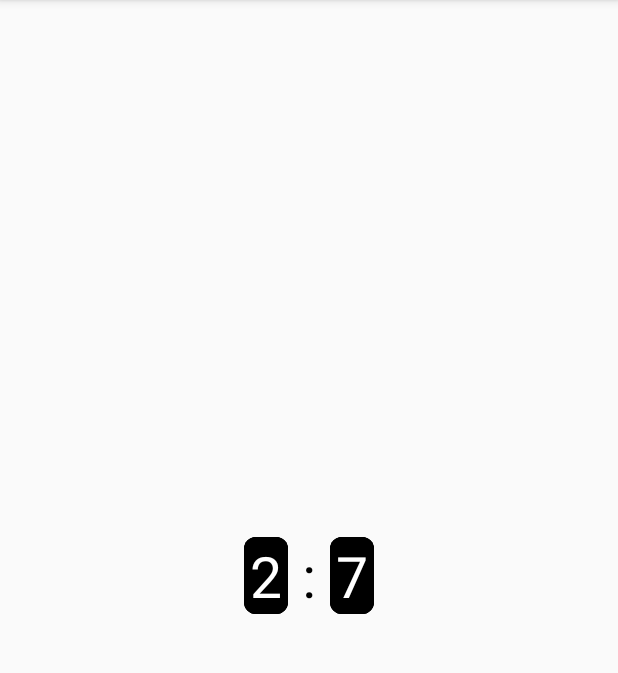
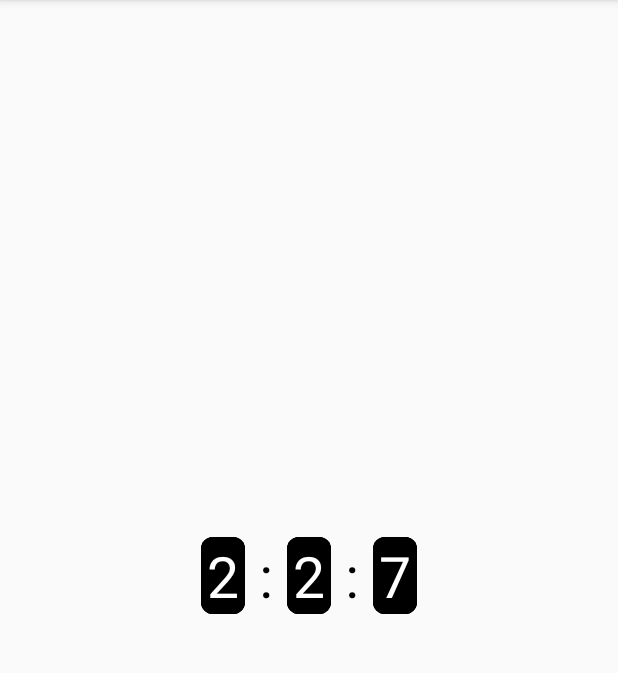
Before and after one commit to jsaman19/easyCountDownTimer, an Android app: the screen it shows after launch (MainActivity), on a phone screen of 412 x 824 dp, the part 84-757 px from its top. Run offline under Robolectric (Android 15) with nearby library versions, the phone set to English and light mode, and no system bars.

```diff
--- a/easycountdowntimer/build.gradle
+++ b/easycountdowntimer/build.gradle
@@ -7,8 +7,8 @@ android {
     defaultConfig {
         minSdkVersion 14
         targetSdkVersion 26
-        versionCode 2
-        versionName "1.1"
+        versionCode 3
+        versionName "2.0"
 
         testInstrumentationRunner "android.support.test.runner.AndroidJUnitRunner"
 
--- a/easycountdowntimer/src/main/java/ir/samanjafari/easycountdowntimer/EasyCountDownTextview.java
+++ b/easycountdowntimer/src/main/java/ir/samanjafari/easycountdowntimer/EasyCountDownTextview.java
@@ -24,6 +24,8 @@ public class EasyCountDownTextview extends LinearLayout {
     private TextView topHoursTxt, belowHoursTxt, hoursTxt, belowMinuteTxt, topMinuteTxt, minuteTxt, secondTxt, belowSecondTxt, topSecondTxt, colon1, colon2;
     private RelativeLayout hrLayout, minLayout, secLayout;
     private CountDownInterface countDownInterface, newCountDownInterface;
+    private int hours, minute, second;
+    private MyCountDown myCountDown;
 
     public EasyCountDownTextview(Context context) {
         this(context, null, 0);
@@ -68,11 +70,13 @@ public class EasyCountDownTextview extends LinearLayout {
         int colonColor = attr.getColor(R.styleable.EasyCountDownTextview_colonColor, 0xff000000);
         int digitBackgroundColor = -1;
         int digitBackgroundResource = attr.getResourceId(R.styleable.EasyCountDownTextview_digitBackground, -1);
+
         if (digitBackgroundResource <= 0)
             digitBackgroundColor = attr.getColor(R.styleable.EasyCountDownTextview_digitBackground, -1);
+
         boolean setAnim = attr.getBoolean(R.styleable.EasyCountDownTextview_setAnimation, false);
+        boolean isOnlySecond = attr.getBoolean(R.styleable.EasyCountDownTextview_showOnlySecond, false);
 
-        long millisin = (hours * 3600000) + (minute * 60000) + (second * 1000);
 
         if (countDownInterface == null) {
             countDownInterface = new CountDownInterface() {
@@ -90,9 +94,6 @@ public class EasyCountDownTextview extends LinearLayout {
             };
         }
 
-        MyCountDown myCountDown = new MyCountDown(millisin, 1000, hoursTxt, minuteTxt, secondTxt,
-                countDownInterface);
-        myCountDown.start();
 
         if (setAnim) {
             hoursTxt.addTextChangedListener(new TextWatcher() {
@@ -194,10 +195,14 @@ public class EasyCountDownTextview extends LinearLayout {
         setTextColor(color);
         setColonColor(colonColor);
         setShowHours(showHours);
+        showOnlySecond(isOnlySecond);
+
         if (digitBackgroundResource > 0)
             setDigitBackgroundResource(digitBackgroundResource);
         else
             setDigitBackgroundColor(digitBackgroundColor);
+
+        setTime(hours, minute, second);
     }
 
     public void setTextColor(int color) {
@@ -241,6 +246,36 @@ public class EasyCountDownTextview extends LinearLayout {
         }
     }
 
+    public void showOnlySecond(boolean onlySecond) {
+        if (onlySecond) {
+            this.minute = 0;
+            this.hours = 0;
+            hoursTxt.setVisibility(GONE);
+            minuteTxt.setVisibility(GONE);
+
+            topHoursTxt.setVisibility(GONE);
+            topMinuteTxt.setVisibility(GONE);
+
+            belowHoursTxt.setVisibility(GONE);
+            belowMinuteTxt.setVisibility(GONE);
+
+            colon1.setVisibility(GONE);
+            colon2.setVisibility(GONE);
+        } else {
+            hoursTxt.setVisibility(VISIBLE);
+            minuteTxt.setVisibility(VISIBLE);
+
+            topHoursTxt.setVisibility(VISIBLE);
+            topMinuteTxt.setVisibility(VISIBLE);
+
+            belowHoursTxt.setVisibility(VISIBLE);
+            belowMinuteTxt.setVisibility(VISIBLE);
+
+            colon1.setVisibility(VISIBLE);
+            colon2.setVisibility(VISIBLE);
+        }
+    }
+
     public void setColonColor(int color) {
         colon1.setTextColor(color);
         colon2.setTextColor(color);
@@ -273,4 +308,41 @@ public class EasyCountDownTextview extends LinearLayout {
     public void setOnTick(CountDownInterface countDownInterface) {
         this.newCountDownInterface = countDownInterface;
     }
+
+    public void startTimer()
+    {
+        stopTimer();
+
+        if(minute > 59)
+            minute = 59;
+
+        if(second > 59)
+            second = 59;
+
+        long millisin = (hours * 3600000) + (minute * 60000) + (second * 1000);
+
+        if(millisin > 0) {
+            myCountDown = new MyCountDown(millisin, 1000, hoursTxt, minuteTxt, secondTxt,
+                    countDownInterface);
+            myCountDown.start();
+        }
+    }
+
+    public void stopTimer()
+    {
+        if(myCountDown != null)
+        {
+            myCountDown.cancel();
+            myCountDown = null;
+        }
+    }
+
+    public void setTime(int hours, int minute, int second)
+    {
+        this.hours = hours;
+        this.minute = minute;
+        this.second = second;
+
+        startTimer();
+    }
 }
--- a/easycountdowntimer/src/main/res/values/attrs.xml
+++ b/easycountdowntimer/src/main/res/values/attrs.xml
@@ -11,6 +11,7 @@
         <attr name="colonColor" format="color"/>
         <attr name="digitBackground" format="reference|color"/>
         <attr name="setAnimation" format="boolean"/>
+        <attr name="showOnlySecond" format="boolean"/>
     </declare-styleable>
 
 </resources>
```
Also changed, not shown: 1 other file.
